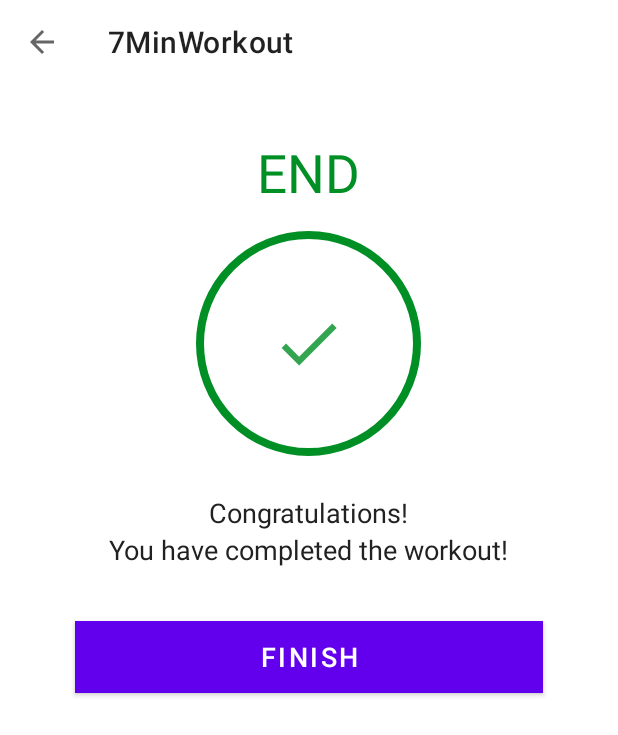
After one commit to arpit7786/7MinWorkout, an Android app: the FinishActivity screen opened directly, with no data from a screen before it, on a phone screen of 412 x 824 dp. The commit adds this screen. Shown: the top 735 px of the screen. Run offline under Robolectric (Android 15) with nearby library versions, the phone set to English and light mode, and no system bars; our stand-ins replace Room's generated code.

Commit message:
created Finish Activity Screen and implemented Room to store date in database

```diff
--- a/app/src/main/AndroidManifest.xml
+++ b/app/src/main/AndroidManifest.xml
@@ -3,6 +3,7 @@
     xmlns:tools="http://schemas.android.com/tools">
 
     <application
+        android:name=".WorkOutApp"
         android:allowBackup="true"
         android:dataExtractionRules="@xml/data_extraction_rules"
         android:fullBackupContent="@xml/backup_rules"
@@ -12,6 +13,9 @@
         android:supportsRtl="true"
         android:theme="@style/Theme.7MinWorkout"
         tools:targetApi="31">
+        <activity
+            android:name=".FinishActivity"
+            android:exported="false" />
         <activity
             android:name=".ExcerciseActivity"
             android:exported="false">
--- /dev/null
+++ b/app/src/main/java/com/example/a7minworkout/FinishActivity.kt
@@ -0,0 +1,49 @@
+package com.example.a7minworkout
+
+import androidx.appcompat.app.AppCompatActivity
+import android.os.Bundle
+import androidx.lifecycle.lifecycleScope
+import com.example.a7minworkout.databinding.ActivityFinishBinding
+import kotlinx.coroutines.launch
+import java.text.SimpleDateFormat
+import java.util.Calendar
+import java.util.Locale
+
+class FinishActivity : AppCompatActivity() {
+
+    private var binding: ActivityFinishBinding? = null
+
+    override fun onCreate(savedInstanceState: Bundle?) {
+        super.onCreate(savedInstanceState)
+        binding = ActivityFinishBinding.inflate(layoutInflater)
+        setContentView(binding?.root)
+
+        setSupportActionBar(binding?.toolbarFinishActivity)
+        if(supportActionBar != null) {
+            supportActionBar?.setDisplayHomeAsUpEnabled(true)
+        }
+
+        binding?.toolbarFinishActivity?.setNavigationOnClickListener {
+            onBackPressed()
+        }
+
+        binding?.btnFinish?.setOnClickListener {
+            finish()
+        }
+
+        val historyDao = (application as WorkOutApp).db.historyDao()
+        updateHistoryToDatabase(historyDao)
+    }
+
+    private fun updateHistoryToDatabase(historyDao: HistoryDao) {
+        val calendar = Calendar.getInstance()
+        val dateTime = calendar.time
+
+        val dateFormat = SimpleDateFormat("dd MMM yyyy HH:mm:ss", Locale.getDefault())
+        val date = dateFormat.format(dateTime)
+
+        lifecycleScope.launch {
+            historyDao.insert(HistoryEntity(date))
+        }
+    }
+}
--- /dev/null
+++ b/app/src/main/java/com/example/a7minworkout/HistoryDao.kt
@@ -0,0 +1,12 @@
+package com.example.a7minworkout
+
+import androidx.room.Dao
+import androidx.room.Insert
+
+@Dao
+interface HistoryDao {
+
+    @Insert
+    suspend fun insert(historyEntity: HistoryEntity)
+
+}
--- /dev/null
+++ b/app/src/main/java/com/example/a7minworkout/HistoryDatabase.kt
@@ -0,0 +1,38 @@
+package com.example.a7minworkout
+
+import android.content.Context
+import androidx.room.Database
+import androidx.room.Room
+import androidx.room.RoomDatabase
+
+@Database(entities = [HistoryEntity::class], version = 1)
+abstract class HistoryDatabase: RoomDatabase() {
+
+    abstract fun historyDao(): HistoryDao
+
+    companion object {
+
+        @Volatile
+        private var INSTANCE: HistoryDatabase? = null
+
+        fun getInstance(context: Context):HistoryDatabase {
+
+            synchronized(this) {
+
+                var instance = INSTANCE
+                if (instance == null) {
+                    instance = Room.databaseBuilder(
+                        context.applicationContext,
+                        HistoryDatabase::class.java,
+                        "history_database"
+                    ).fallbackToDestructiveMigration().build()
+
+                    INSTANCE = instance
+                }
+                return instance
+            }
+        }
+
+    }
+
+}
--- /dev/null
+++ b/app/src/main/java/com/example/a7minworkout/HistoryEntity.kt
@@ -0,0 +1,11 @@
+package com.example.a7minworkout
+
+import androidx.room.Entity
+import androidx.room.PrimaryKey
+
+@Entity(tableName = "history-table")
+data class HistoryEntity (
+
+        @PrimaryKey
+        val date: String
+)
--- /dev/null
+++ b/app/src/main/java/com/example/a7minworkout/WorkOutApp.kt
@@ -0,0 +1,11 @@
+package com.example.a7minworkout
+
+import android.app.Application
+
+class WorkOutApp: Application() {
+
+    val db by lazy {
+        HistoryDatabase.getInstance(this)
+    }
+
+}
--- /dev/null
+++ b/app/src/main/res/drawable/ic_action_done.xml
@@ -0,0 +1,11 @@
+<vector xmlns:android="http://schemas.android.com/apk/res/android"
+    android:width="24dp"
+    android:height="24dp"
+    android:viewportWidth="24"
+    android:viewportHeight="24"
+    android:tint="#008F24"
+    android:alpha="0.8">
+    <path
+        android:fillColor="#FF000000"
+        android:pathData="M9,16.2L4.8,12l-1.4,1.4L9,19 21,7l-1.4,-1.4L9,16.2z"/>
+</vector>
--- /dev/null
+++ b/app/src/main/res/layout/activity_finish.xml
@@ -0,0 +1,69 @@
+<?xml version="1.0" encoding="utf-8"?>
+<LinearLayout xmlns:android="http://schemas.android.com/apk/res/android"
+    xmlns:tools="http://schemas.android.com/tools"
+    android:layout_width="match_parent"
+    android:layout_height="match_parent"
+    android:gravity="center_horizontal"
+    android:orientation="vertical"
+    tools:context=".FinishActivity">
+
+    <androidx.appcompat.widget.Toolbar
+        android:id="@+id/toolbar_finish_activity"
+        android:layout_width="match_parent"
+        android:layout_height="?android:attr/actionBarSize"
+        android:background="#FFFFFF" />
+
+    <TextView
+        android:id="@+id/tvEnd"
+        android:layout_width="wrap_content"
+        android:layout_height="wrap_content"
+        android:layout_marginTop="35dp"
+        android:text="END"
+        android:textColor="@color/colorAccent"
+        android:textSize="35sp" />
+
+    <LinearLayout
+        android:layout_width="150dp"
+        android:layout_height="150dp"
+        android:layout_gravity="center"
+        android:layout_marginTop="15dp"
+        android:background="@drawable/item_circular_color_accent_border"
+        android:gravity="center">
+
+        <!--Here the ic_action_done image in added in the drawables folders.-->
+        <ImageView
+            android:layout_width="50dp"
+            android:layout_height="50dp"
+            android:contentDescription="@string/image"
+            android:src="@drawable/ic_action_done" />
+    </LinearLayout>
+
+    <TextView
+        android:layout_width="wrap_content"
+        android:layout_height="wrap_content"
+        android:layout_marginTop="25dp"
+        android:text="Congratulations!"
+        android:textColor="#212121"
+        android:textSize="18sp" />
+
+    <TextView
+        android:layout_width="wrap_content"
+        android:layout_height="wrap_content"
+        android:text="You have completed the workout!"
+        android:textColor="#212121"
+        android:textSize="18sp" />
+
+    <Button
+        android:id="@+id/btnFinish"
+        android:layout_marginStart="50dp"
+        android:layout_marginEnd="50dp"
+        android:layout_width="match_parent"
+        android:layout_height="wrap_content"
+        android:layout_gravity="bottom"
+        android:layout_marginTop="35dp"
+        android:background="@color/colorAccent"
+        android:text="FINISH"
+        android:textColor="#FFFFFF"
+        android:textSize="18sp" />
+
+</LinearLayout>
--- a/app/src/main/res/values/strings.xml
+++ b/app/src/main/res/values/strings.xml
@@ -2,4 +2,5 @@
     <string name="app_name">7MinWorkout</string>
     <string name="img_content_desc">Logo of the Application</string>
     <string name="start_button_text">START</string>
+    <string name="image" />
 </resources>
```
Also changed, not shown: app/build.gradle (+11 -0 lines), app/src/main/java/com/example/a7minworkout/ExcerciseActivity.kt (+37 -13 lines), app/src/main/res/layout/dialog_custom_back_confirmation.xml (added, +63 -0 lines).
